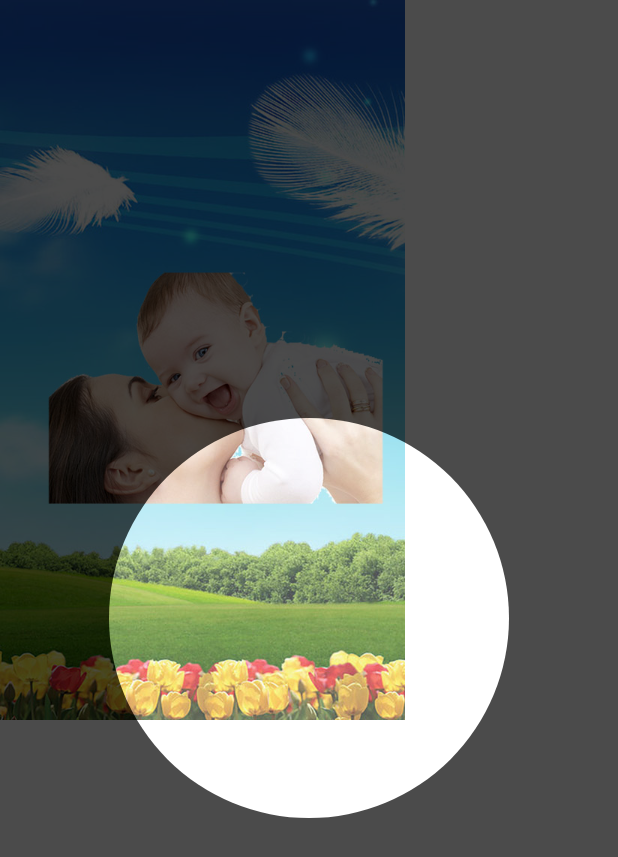
After one commit to cxmmxc/FutusEduStory, an Android app: the HeadActivity screen opened directly, with no data from a screen before it, on a phone screen of 412 x 824 dp. The commit adds this screen. Shown: the top 857 px of the screen. Run offline under Robolectric (Android 15) with nearby library versions, the phone set to English and light mode, and no system bars; libraries missing offline, so code that uses them is left out: com.readystatesoftware.systembartint; 3 statements that could not run were skipped.

Commit message:
add the headview

```diff
--- a/app/src/main/AndroidManifest.xml
+++ b/app/src/main/AndroidManifest.xml
@@ -46,6 +46,9 @@
         <activity
             android:name=".activity.RecentReadActivity"
             android:screenOrientation="portrait" />
+        <activity
+            android:name=".activity.HeadActivity"
+            android:screenOrientation="portrait" />
     </application>
 
 </manifest>
--- /dev/null
+++ b/app/src/main/java/com/terry/activity/HeadActivity.java
@@ -0,0 +1,32 @@
+package com.terry.activity;
+
+import com.terry.BaseActivity;
+import com.terry.view.HeadView;
+
+/**
+ * 作者：Terry.Chen on 2015/12/281039.
+ * 邮箱：herewinner@163.com
+ * 描述：头像界面
+ */
+public class HeadActivity extends BaseActivity{
+    @Override
+    protected void initView() {
+        HeadView headView = new HeadView(this);
+        setContentView(headView);
+    }
+
+    @Override
+    protected void initData() {
+
+    }
+
+    @Override
+    protected void setListener() {
+
+    }
+
+    @Override
+    protected void initToolbar() {
+
+    }
+}
--- a/app/src/main/java/com/terry/fragment/MineFragment.java
+++ b/app/src/main/java/com/terry/fragment/MineFragment.java
@@ -17,6 +17,7 @@ import com.facebook.drawee.view.SimpleDraweeView;
 import com.terry.BaseFragment;
 import com.terry.R;
 import com.terry.activity.CollectActivity;
+import com.terry.activity.HeadActivity;
 import com.terry.activity.RecentReadActivity;
 
 /**
@@ -72,7 +73,8 @@ public class MineFragment extends BaseFragment {
             @Override
             public void onClick(View v) {
                 //进入头像选择页面
-
+                Intent intent = new Intent(mActivity, HeadActivity.class);
+                startActivity(intent);
             }
         });
 
--- /dev/null
+++ b/app/src/main/java/com/terry/view/HeadView.java
@@ -0,0 +1,87 @@
+package com.terry.view;
+
+import android.app.Activity;
+import android.content.Context;
+import android.graphics.Bitmap;
+import android.graphics.BitmapFactory;
+import android.graphics.Canvas;
+import android.graphics.Color;
+import android.graphics.Matrix;
+import android.graphics.Paint;
+import android.graphics.PorterDuff;
+import android.graphics.PorterDuffXfermode;
+import android.util.AttributeSet;
+import android.view.View;
+
+import com.terry.R;
+import com.terry.util.MeasureTool;
+
+/**
+ * 作者：Terry.Chen on 2015/12/281020.
+ * 邮箱：herewinner@163.com
+ * 描述：自定义头像
+ */
+public class HeadView extends View {
+    private Context mContext;
+
+    private Bitmap mBaseBitmap;
+
+    private Bitmap mBackBitmap;
+    private int mScWidth, mScHeight;
+    private Paint mAplaPaint, mWhitePaint;
+    private Canvas mFrontCanvas;
+    private int mCircleRadius;
+
+    private Bitmap testBitmap;
+
+    public HeadView(Context context) {
+        this(context, null);
+    }
+
+    public HeadView(Context context, AttributeSet attrs) {
+        this(context, attrs, -1);
+    }
+
+    public HeadView(Context context, AttributeSet attrs, int defStyleAttr) {
+        super(context, attrs, defStyleAttr);
+        mContext = context;
+        initData();
+    }
+
+    private void initData() {
+        mCircleRadius = 200;
+
+        testBitmap = BitmapFactory.decodeResource(getResources(), R.mipmap.splash1);
+
+        int[] screenWH = MeasureTool.getScreenWH((Activity) mContext);
+        mScWidth = screenWH[0];
+        mScHeight = screenWH[1];
+
+        mBaseBitmap = Bitmap.createBitmap(mScWidth, mScHeight, Bitmap.Config.ARGB_8888);
+
+        mAplaPaint = new Paint(Paint.ANTI_ALIAS_FLAG);
+        mAplaPaint.setARGB(180, 0, 0, 0);
+
+        mWhitePaint = new Paint(Paint.ANTI_ALIAS_FLAG);
+        mWhitePaint.setColor(Color.WHITE);
+
+        mFrontCanvas = new Canvas(mBaseBitmap);
+        mFrontCanvas.drawRect(0, 0, mScWidth, mScHeight, mAplaPaint);
+        mWhitePaint.setXfermode(new PorterDuffXfermode(PorterDuff.Mode.XOR));
+        mFrontCanvas.drawCircle(mScWidth / 2, mScHeight / 2, mCircleRadius, mWhitePaint);
+    }
+
+    @Override
+    protected void onDraw(Canvas canvas) {
+        super.onDraw(canvas);
+        canvas.drawBitmap(testBitmap, 0, 0, null);
+        canvas.drawBitmap(mBaseBitmap, new Matrix(), null);
+    }
+
+    public void setBitmpData(Bitmap bitmap) {
+        if (bitmap != null) {
+            mBaseBitmap = bitmap;
+        }
+        invalidate();
+    }
+}
--- a/app/src/main/res/layout/music_item.xml
+++ b/app/src/main/res/layout/music_item.xml
@@ -6,7 +6,10 @@
 
     <RelativeLayout
         android:layout_width="match_parent"
-        android:layout_height="80dip">
+        android:layout_height="80dip"
+        android:paddingLeft="13dip"
+        android:paddingRight="13dip"
+        >
         <TextView
             android:id="@+id/music_read_textview"
             android:layout_width="wrap_content"
--- a/app/src/main/res/layout/user_fragment.xml
+++ b/app/src/main/res/layout/user_fragment.xml
@@ -52,11 +52,11 @@
 
             <RelativeLayout
                 android:layout_width="match_parent"
-                android:layout_height="55dip"
+                android:layout_height="50dip"
                 android:layout_marginLeft="@dimen/mine_layout_margin"
                 android:layout_marginRight="@dimen/mine_layout_margin"
                 android:layout_marginBottom="@dimen/mine_layout_margin"
-                android:layout_marginTop="20dip"
+                android:layout_marginTop="12dip"
                 android:background="@drawable/pic_btn_bg"
                 android:orientation="horizontal">
 
@@ -138,7 +138,7 @@
             <TextView
                 android:id="@+id/logout_text"
                 android:layout_width="match_parent"
-                android:layout_height="55dip"
+                android:layout_height="50dip"
                 android:background="@drawable/common_btn_red_normal"
                 android:layout_marginTop="25dip"
                 android:layout_marginLeft="15dip"
--- a/app/src/main/res/values/strings.xml
+++ b/app/src/main/res/values/strings.xml
@@ -31,7 +31,6 @@
     <string name="recent_look">最近浏览</string>
     <string name="fail_count_data">查询数据失败</string>
     <string name="load_all">数据已全部加载</string>
-    <string name="double_click_out">双击退出</string>
-    <string name="welcome_again">欢迎下次再来</string>
+    <string name="double_click_out_welcome_again">双击退出,欢迎下次再来</string>
     <string name="load_fail_hint">加载失败，请下拉刷新重新加载</string>
 </resources>
```
Also changed, not shown: app/src/main/java/com/terry/activity/IndexTabActivity.java (+4 -7 lines).
